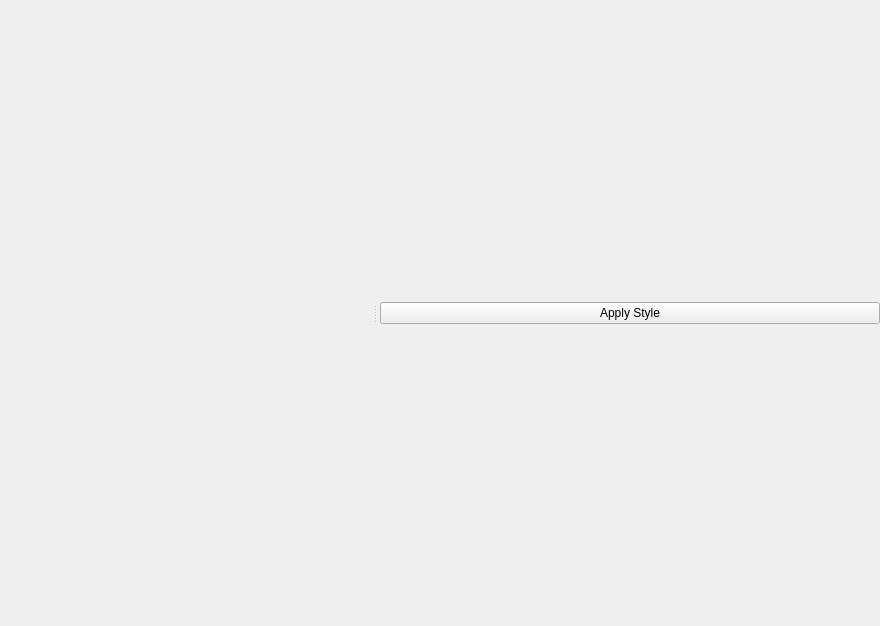
Above: src/configmanager/ui/nodewidgets/ui_mapwidget.ui from roam-qgis/Roam before the change. Below: the same form after it.
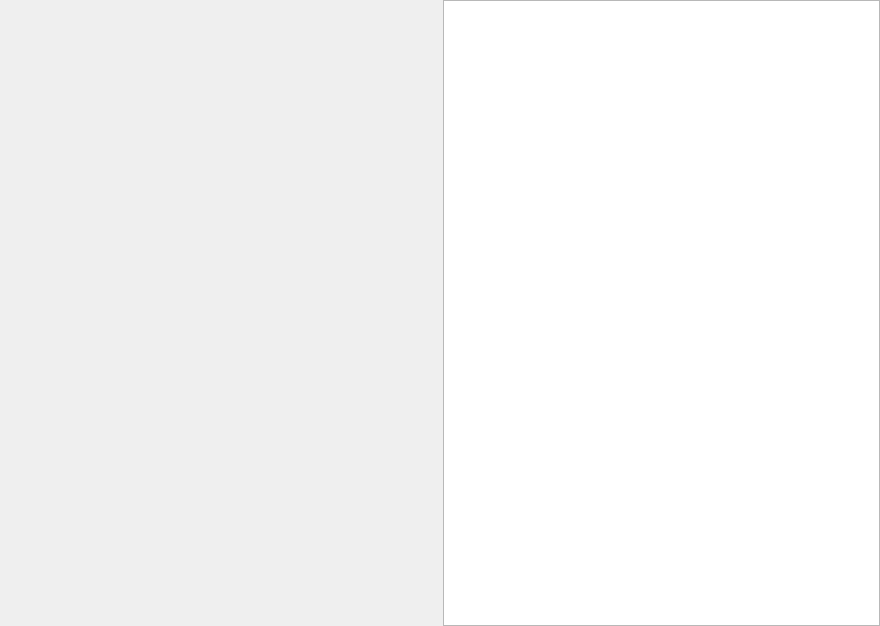
That is the form after the change. Custom widgets are drawn as their Qt base class.

Commit message: Remove style panel from config manager dock

The edit to the form file:
```diff
--- a/src/configmanager/ui/nodewidgets/ui_mapwidget.ui
+++ b/src/configmanager/ui/nodewidgets/ui_mapwidget.ui
@@ -27,84 +27,28 @@
     <number>0</number>
    </property>
    <item>
-    <widget class="QSplitter" name="splitter">
-     <property name="orientation">
-      <enum>Qt::Horizontal</enum>
+    <widget class="QgsMapCanvas" name="canvas" native="true"/>
+   </item>
+   <item>
+    <widget class="QTextBrowser" name="textMapReport">
+     <property name="sizePolicy">
+      <sizepolicy hsizetype="Fixed" vsizetype="Expanding">
+       <horstretch>0</horstretch>
+       <verstretch>0</verstretch>
+      </sizepolicy>
      </property>
-     <property name="opaqueResize">
-      <bool>true</bool>
+     <property name="minimumSize">
+      <size>
+       <width>300</width>
+       <height>0</height>
+      </size>
      </property>
-     <property name="handleWidth">
-      <number>11</number>
+     <property name="maximumSize">
+      <size>
+       <width>500</width>
+       <height>16777215</height>
+      </size>
      </property>
-     <widget class="QgsMapCanvas" name="canvas" native="true">
-      <property name="styleSheet">
-       <string notr="true"/>
-      </property>
-     </widget>
-     <widget class="QStackedWidget" name="stackedWidget">
-      <property name="sizePolicy">
-       <sizepolicy hsizetype="Maximum" vsizetype="Preferred">
-        <horstretch>0</horstretch>
-        <verstretch>0</verstretch>
-       </sizepolicy>
-      </property>
-      <property name="maximumSize">
-       <size>
-        <width>500</width>
-        <height>16777215</height>
-       </size>
-      </property>
-      <property name="currentIndex">
-       <number>1</number>
-      </property>
-      <widget class="QWidget" name="stackedWidgetPage1">
-       <layout class="QHBoxLayout" name="horizontalLayout_6">
-        <property name="sizeConstraint">
-         <enum>QLayout::SetDefaultConstraint</enum>
-        </property>
-        <item>
-         <widget class="QTextBrowser" name="textMapReport">
-          <property name="sizePolicy">
-           <sizepolicy hsizetype="Preferred" vsizetype="Expanding">
-            <horstretch>0</horstretch>
-            <verstretch>0</verstretch>
-           </sizepolicy>
-          </property>
-          <property name="maximumSize">
-           <size>
-            <width>16777215</width>
-            <height>16777215</height>
-           </size>
-          </property>
-         </widget>
-        </item>
-       </layout>
-      </widget>
-      <widget class="QWidget" name="styleWidget">
-       <layout class="QGridLayout" name="gridLayout">
-        <property name="leftMargin">
-         <number>0</number>
-        </property>
-        <property name="topMargin">
-         <number>0</number>
-        </property>
-        <property name="rightMargin">
-         <number>0</number>
-        </property>
-        <property name="bottomMargin">
-         <number>0</number>
-        </property>
-        <item row="0" column="0">
-         <widget class="QPushButton" name="applyStyleButton">
-          <property name="text">
-           <string>Apply Style</string>
-          </property>
-         </widget>
-        </item>
-       </layout>
-      </widget>
-     </widget>
     </widget>
    </item>
   </layout>
```
The commit also changes 2 other files.
